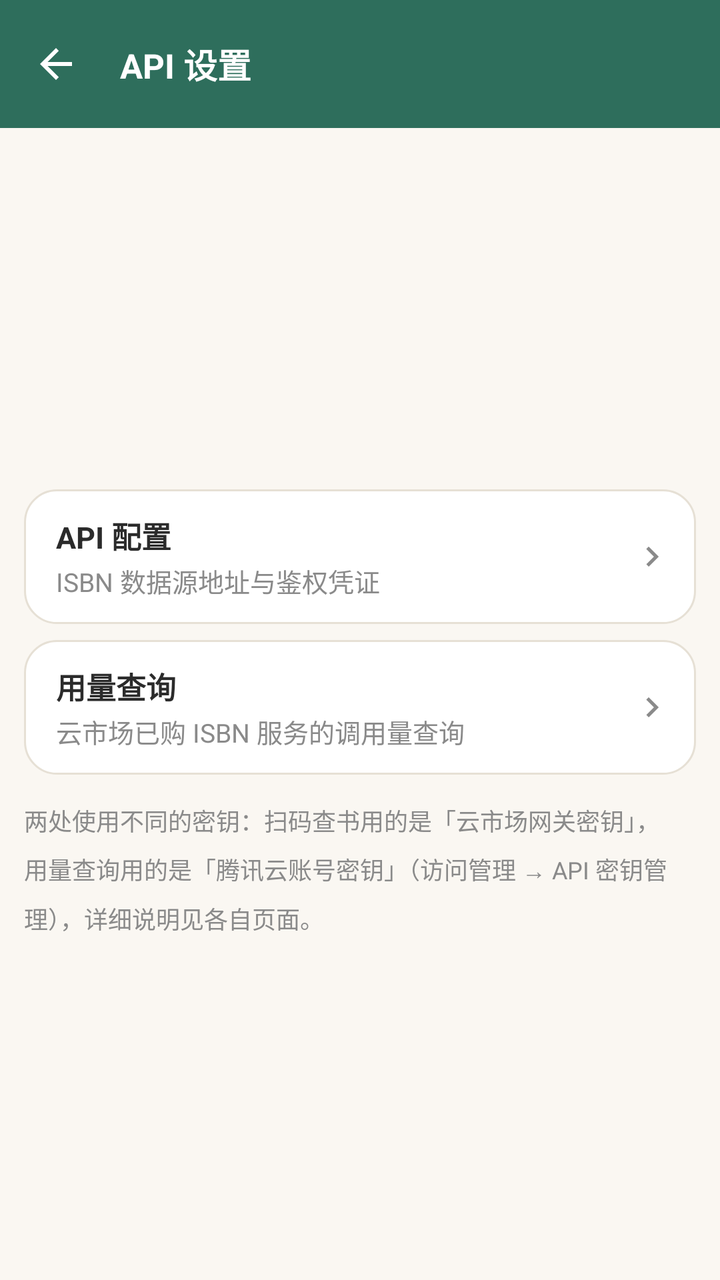
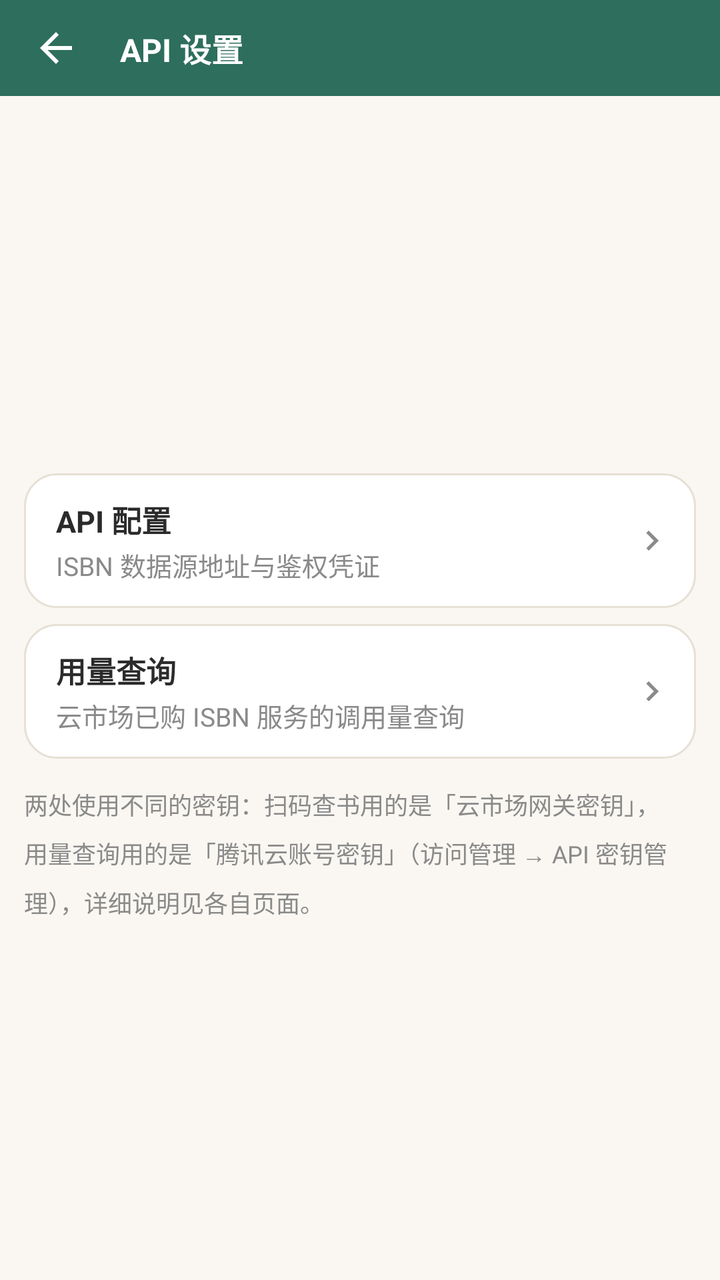

Two renders of the same Android screen: before a commit and after it. Below are the layout's source before the change and the commit's diff.
<!-- AndroidManifest.xml: application theme Theme.Bookshelf -->
<!-- res/layout/activity_api_settings.xml -->
<?xml version="1.0" encoding="utf-8"?>
<LinearLayout xmlns:android="http://schemas.android.com/apk/res/android"
    xmlns:app="http://schemas.android.com/apk/res-auto"
    android:layout_width="match_parent"
    android:layout_height="match_parent"
    android:orientation="vertical">

    <com.google.android.material.appbar.MaterialToolbar
        android:id="@+id/toolbar"
        style="@style/Widget.Bookshelf.Toolbar"
        android:layout_width="match_parent"
        android:layout_height="?attr/actionBarSize"
        app:navigationIcon="@drawable/ic_back"
        app:title="API 设置" />

    <ScrollView
        android:layout_width="match_parent"
        android:layout_height="0dp"
        android:layout_weight="1"
        android:fillViewport="true">

                <androidx.constraintlayout.widget.ConstraintLayout
            android:layout_width="match_parent"
            android:layout_height="wrap_content">

<LinearLayout
            android:layout_width="0dp"
            android:layout_height="wrap_content"
            android:orientation="vertical"
            android:padding="12dp"
                    app:layout_constraintWidth_max="@dimen/content_max_width"
                    app:layout_constraintStart_toStartOf="parent"
                    app:layout_constraintEnd_toEndOf="parent"
                    app:layout_constraintHorizontal_bias="0.5"
                    app:layout_constraintTop_toTopOf="parent"
                    app:layout_constraintBottom_toBottomOf="parent"
                >

            
            <LinearLayout
                android:id="@+id/row_api_config"
                style="@style/MineRow">

                <LinearLayout
                    android:layout_width="0dp"
                    android:layout_height="wrap_content"
                    android:layout_weight="1"
                    android:orientation="vertical">

                    <TextView
                        style="@style/MineRowTitle"
                        android:text="API 配置" />

                    <TextView
                        style="@style/MineRowSubtitle"
                        android:text="ISBN 数据源地址与鉴权凭证" />
                </LinearLayout>

                <ImageView
                    android:layout_width="20dp"
                    android:layout_height="20dp"
                    android:layout_marginStart="8dp"
                    android:src="@drawable/ic_arrow_right"
                    app:tint="@color/text_sub" />
            </LinearLayout>

            
            <LinearLayout
                android:id="@+id/row_usage_query"
                style="@style/MineRow">

                <LinearLayout
                    android:layout_width="0dp"
                    android:layout_height="wrap_content"
                    android:layout_weight="1"
                    android:orientation="vertical">

                    <TextView
                        style="@style/MineRowTitle"
                        android:text="用量查询" />

                    <TextView
                        style="@style/MineRowSubtitle"
                        android:text="云市场已购 ISBN 服务的调用量查询" />
                </LinearLayout>

                <ImageView
                    android:layout_width="20dp"
                    android:layout_height="20dp"
                    android:layout_marginStart="8dp"
                    android:src="@drawable/ic_arrow_right"
                    app:tint="@color/text_sub" />
            </LinearLayout>

            <TextView
                android:layout_width="match_parent"
                android:layout_height="wrap_content"
                android:layout_marginTop="14dp"
                android:lineSpacingMultiplier="1.4"
                android:text="两处使用不同的密钥：扫码查书用的是「云市场网关密钥」，用量查询用的是「腾讯云账号密钥」（访问管理 → API 密钥管理），详细说明见各自页面。"
                android:textColor="@color/text_sub"
                android:textSize="12sp" />
        </LinearLayout>
        </androidx.constraintlayout.widget.ConstraintLayout>
    </ScrollView>
</LinearLayout>
<!-- resources referenced by this layout -->
<resources>
  <color name="text_sub">#8A8A8A</color>
  <dimen name="content_max_width">9999dp</dimen>
  <!-- drawable ic_back (drawable) -->
  <vector xmlns:android="http://schemas.android.com/apk/res/android"
      android:width="24dp" android:height="24dp"
      android:viewportWidth="24" android:viewportHeight="24"
      android:autoMirrored="true">
      <path
          android:fillColor="#FFFFFFFF"
          android:pathData="M20,11L7.8,11l5.6,-5.6L12,4l-8,8 8,8 1.4,-1.4L7.8,13L20,13z" />
  </vector>
  <style name="MineRowSubtitle">
          <item name="android:layout_width">wrap_content</item>
          <item name="android:layout_height">wrap_content</item>
          <item name="android:layout_marginTop">2dp</item>
          <item name="android:textColor">?attr/on_surface_variant</item>
          <item name="android:textSize">@dimen/text_body_small</item>
      </style>
  <style name="MineRowTitle">
          <item name="android:layout_width">wrap_content</item>
          <item name="android:layout_height">wrap_content</item>
          <item name="android:textColor">?attr/on_surface</item>
          <item name="android:textSize">@dimen/text_body</item>
          <item name="android:textStyle">bold</item>
      </style>
  <dimen name="space_sm">8dp</dimen>
  <!-- drawable bg_card (drawable) -->
  <?xml version="1.0" encoding="utf-8"?>
  <shape xmlns:android="http://schemas.android.com/apk/res/android" android:shape="rectangle">
      <solid android:color="?attr/surface" />
      <stroke android:width="1dp" android:color="?attr/outline" />
      <corners android:radius="@dimen/card_corner" />
  </shape>
  <dimen name="space_lg">16dp</dimen>
  <dimen name="space_md">12dp</dimen>
  <dimen name="text_body_small">13sp</dimen>
  <dimen name="text_body">15sp</dimen>
  <color name="white">#FFFFFF</color>
  <style name="TextAppearance.Bookshelf.ToolbarTitle" parent="TextAppearance.Material3.TitleLarge">
          <item name="android:textSize">@dimen/text_headline</item>
          <item name="android:textStyle">bold</item>
          <item name="android:textColor">@color/white</item>
      </style>
  <color name="primary">#2E6E5C</color>
  <color name="primary_dark">#1F4D40</color>
  <color name="accent">#C08A3E</color>
  <color name="chip_bg">#E8F0ED</color>
  <color name="green_container">#E6F0EC</color>
  <color name="green_on_container">#1C4A3E</color>
  <dimen name="card_corner">16dp</dimen>
  <dimen name="text_headline">17sp</dimen>
  <color name="bg_page">#FAF7F2</color>
  <color name="surface">#FFFFFF</color>
  <color name="surface_dim">#F4F0E9</color>
  <color name="outline">#E6E0D5</color>
  <color name="outline_strong">#CFC5B4</color>
  <color name="text_main">#2B2B2B</color>
  <style name="Widget.Bookshelf.Button" parent="Widget.Material3.Button">
          <item name="shapeAppearance">@style/ShapeAppearance.Bookshelf.Medium</item>
          <item name="android:textSize">@dimen/text_body_small</item>
          <item name="android:letterSpacing">0.02</item>
          <item name="android:minHeight">44dp</item>
          <item name="cornerRadius">@dimen/radius_md</item>
      </style>
  <style name="Widget.Bookshelf.MaterialCard" parent="Widget.Material3.CardView.Outlined">
          <item name="cardCornerRadius">@dimen/card_corner</item>
          <item name="cardElevation">0dp</item>
          <item name="strokeColor">?attr/outline</item>
          <item name="strokeWidth">1dp</item>
      </style>
  <style name="ShapeAppearance.Bookshelf.Medium" parent="ShapeAppearance.Material3.Corner.Medium">
          <item name="cornerSize">@dimen/radius_md</item>
      </style>
  <dimen name="radius_md">12dp</dimen>
  <!-- unchanged entries left out for length: 6 -->
</resources>

<!-- the commit's change to res/layout/activity_api_settings.xml (unified diff, before → after) -->
@@ -9,7 +9,7 @@
         android:id="@+id/toolbar"
         style="@style/Widget.Bookshelf.Toolbar"
         android:layout_width="match_parent"
-        android:layout_height="?attr/actionBarSize"
+        android:layout_height="@dimen/toolbar_h"
         app:navigationIcon="@drawable/ic_back"
         app:title="API 设置" />
 
<!-- resource entries referenced after the edit -->
@@ -2,6 +2,7 @@
 <resources>
   <color name="text_sub">#8A8A8A</color>
   <dimen name="content_max_width">9999dp</dimen>
+  <dimen name="toolbar_h">48dp</dimen>
   <!-- drawable ic_back (drawable) -->
   <vector xmlns:android="http://schemas.android.com/apk/res/android"
       android:width="24dp" android:height="24dp"
@@ -39,7 +40,7 @@
   <dimen name="text_body">15sp</dimen>
   <color name="white">#FFFFFF</color>
   <style name="TextAppearance.Bookshelf.ToolbarTitle" parent="TextAppearance.Material3.TitleLarge">
-          <item name="android:textSize">@dimen/text_headline</item>
+          <item name="android:textSize">@dimen/text_title_toolbar</item>
           <item name="android:textStyle">bold</item>
           <item name="android:textColor">@color/white</item>
       </style>
@@ -50,7 +51,7 @@
   <color name="green_container">#E6F0EC</color>
   <color name="green_on_container">#1C4A3E</color>
   <dimen name="card_corner">16dp</dimen>
-  <dimen name="text_headline">17sp</dimen>
+  <dimen name="text_title_toolbar">16sp</dimen>
   <color name="bg_page">#FAF7F2</color>
   <color name="surface">#FFFFFF</color>
   <color name="surface_dim">#F4F0E9</color>
